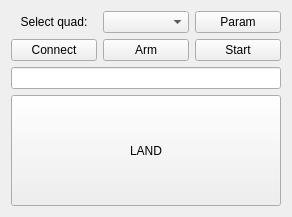
roussePaul/kampala, file gui/src/gui/MyPlugin.ui: the form before one commit.
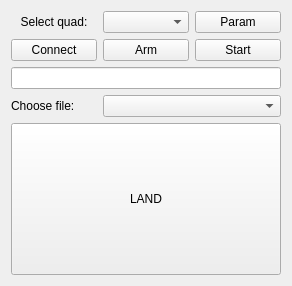
The form after the commit.

Commit message: added a drop-down menu for launch file selection

Patch:
```diff
--- a/gui/src/gui/MyPlugin.ui
+++ b/gui/src/gui/MyPlugin.ui
@@ -7,7 +7,7 @@
     <x>0</x>
     <y>0</y>
     <width>292</width>
-    <height>217</height>
+    <height>286</height>
    </rect>
   </property>
   <property name="windowTitle">
@@ -89,6 +89,16 @@
      </property>
     </widget>
    </item>
+   <item row="6" column="0">
+    <widget class="QLabel" name="label_2">
+     <property name="text">
+      <string>Choose file:</string>
+     </property>
+    </widget>
+   </item>
+   <item row="6" column="1" colspan="2">
+    <widget class="QComboBox" name="FileInputBox"/>
+   </item>
   </layout>
  </widget>
  <resources/>
```
The commit also changes 1 other file.
